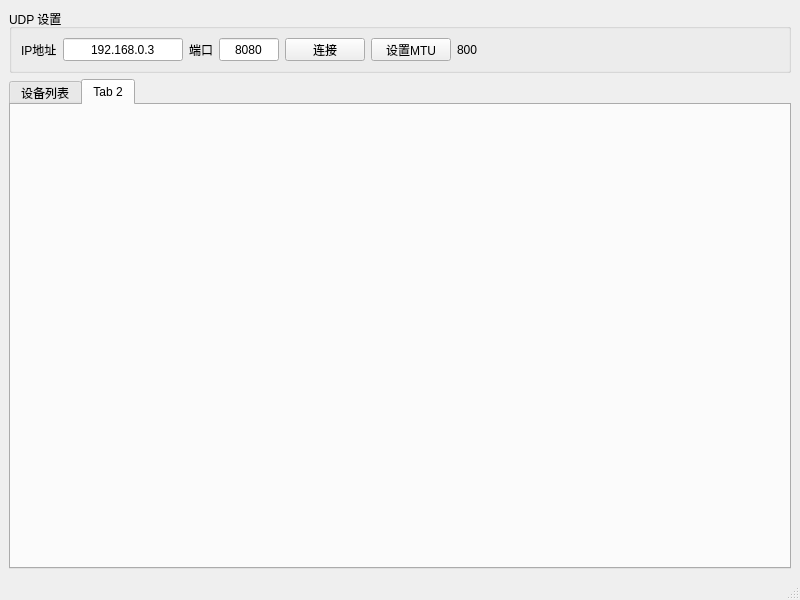
The window that mainwindow.ui (PainterCGJ/wht_backend) describes before a commit, drawn with Qt 5.
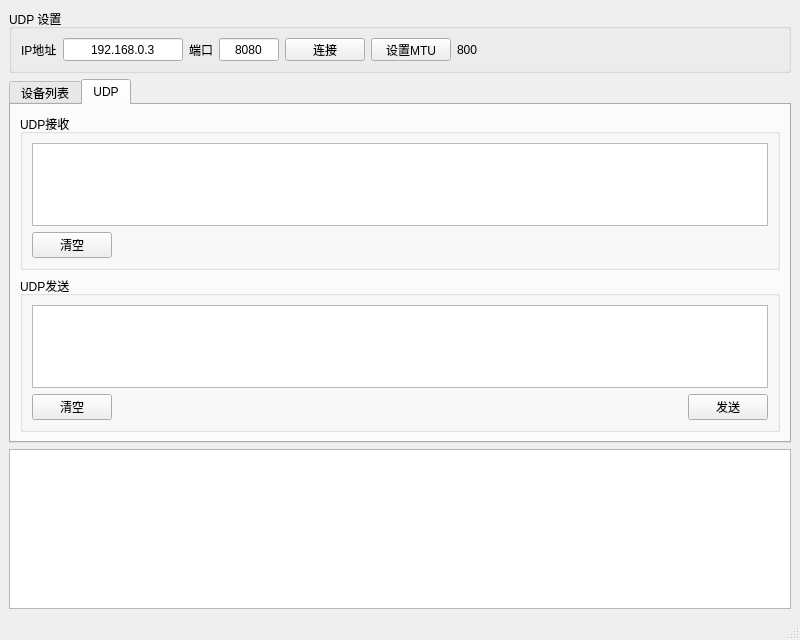
The same window after the commit. The open tabs and pages were chosen to show the change.

```diff
--- a/mainwindow.ui
+++ b/mainwindow.ui
@@ -7,14 +7,14 @@
     <x>0</x>
     <y>0</y>
     <width>800</width>
-    <height>600</height>
+    <height>640</height>
    </rect>
   </property>
   <property name="windowTitle">
    <string>MainWindow</string>
   </property>
   <widget class="QWidget" name="centralwidget">
-   <layout class="QGridLayout" name="gridLayout_3">
+   <layout class="QGridLayout" name="gridLayout_2">
     <item row="0" column="0">
      <widget class="QGroupBox" name="groupBox">
       <property name="title">
@@ -235,6 +235,28 @@
       </layout>
      </widget>
     </item>
+    <item row="2" column="0">
+     <widget class="QPlainTextEdit" name="logEdit">
+      <property name="sizePolicy">
+       <sizepolicy hsizetype="Expanding" vsizetype="Preferred">
+        <horstretch>0</horstretch>
+        <verstretch>0</verstretch>
+       </sizepolicy>
+      </property>
+      <property name="minimumSize">
+       <size>
+        <width>0</width>
+        <height>160</height>
+       </size>
+      </property>
+      <property name="maximumSize">
+       <size>
+        <width>16777215</width>
+        <height>160</height>
+       </size>
+      </property>
+     </widget>
+    </item>
     <item row="1" column="0">
      <widget class="QTabWidget" name="tabWidget">
       <property name="currentIndex">
@@ -244,7 +266,7 @@
        <attribute name="title">
         <string>设备列表</string>
        </attribute>
-       <layout class="QGridLayout" name="gridLayout_2">
+       <layout class="QGridLayout" name="gridLayout_3">
         <item row="0" column="0">
          <widget class="QToolButton" name="toolButton">
           <property name="text">
@@ -310,8 +332,81 @@
       </widget>
       <widget class="QWidget" name="tab_2">
        <attribute name="title">
-        <string>Tab 2</string>
+        <string>UDP</string>
        </attribute>
+       <layout class="QGridLayout" name="gridLayout_6">
+        <item row="0" column="0">
+         <widget class="QGroupBox" name="groupBox_2">
+          <property name="title">
+           <string>UDP接收</string>
+          </property>
+          <layout class="QGridLayout" name="gridLayout_5">
+           <item row="0" column="0" colspan="2">
+            <widget class="QPlainTextEdit" name="udpRecvEdit"/>
+           </item>
+           <item row="1" column="0">
+            <widget class="QPushButton" name="clearUdpRecvButton">
+             <property name="text">
+              <string>清空</string>
+             </property>
+            </widget>
+           </item>
+           <item row="1" column="1">
+            <spacer name="horizontalSpacer_4">
+             <property name="orientation">
+              <enum>Qt::Orientation::Horizontal</enum>
+             </property>
+             <property name="sizeHint" stdset="0">
+              <size>
+               <width>647</width>
+               <height>20</height>
+              </size>
+             </property>
+            </spacer>
+           </item>
+          </layout>
+         </widget>
+        </item>
+        <item row="1" column="0">
+         <widget class="QGroupBox" name="groupBox_3">
+          <property name="title">
+           <string>UDP发送</string>
+          </property>
+          <layout class="QGridLayout" name="gridLayout_4">
+           <item row="0" column="0" colspan="3">
+            <widget class="QPlainTextEdit" name="udpSendEdit"/>
+           </item>
+           <item row="1" column="0">
+            <widget class="QPushButton" name="clearUdpSendButton">
+             <property name="text">
+              <string>清空</string>
+             </property>
+            </widget>
+           </item>
+           <item row="1" column="1">
+            <spacer name="horizontalSpacer_3">
+             <property name="orientation">
+              <enum>Qt::Orientation::Horizontal</enum>
+             </property>
+             <property name="sizeHint" stdset="0">
+              <size>
+               <width>561</width>
+               <height>20</height>
+              </size>
+             </property>
+            </spacer>
+           </item>
+           <item row="1" column="2">
+            <widget class="QPushButton" name="udpSendButton">
+             <property name="text">
+              <string>发送</string>
+             </property>
+            </widget>
+           </item>
+          </layout>
+         </widget>
+        </item>
+       </layout>
       </widget>
      </widget>
     </item>
```
Left out of the diff: 248 changed lines with no effect on the pictures.
